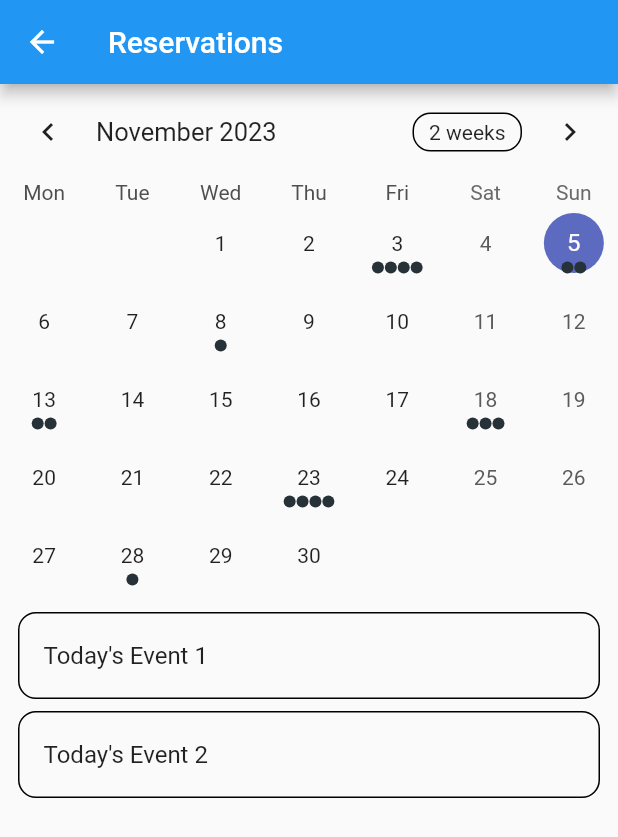
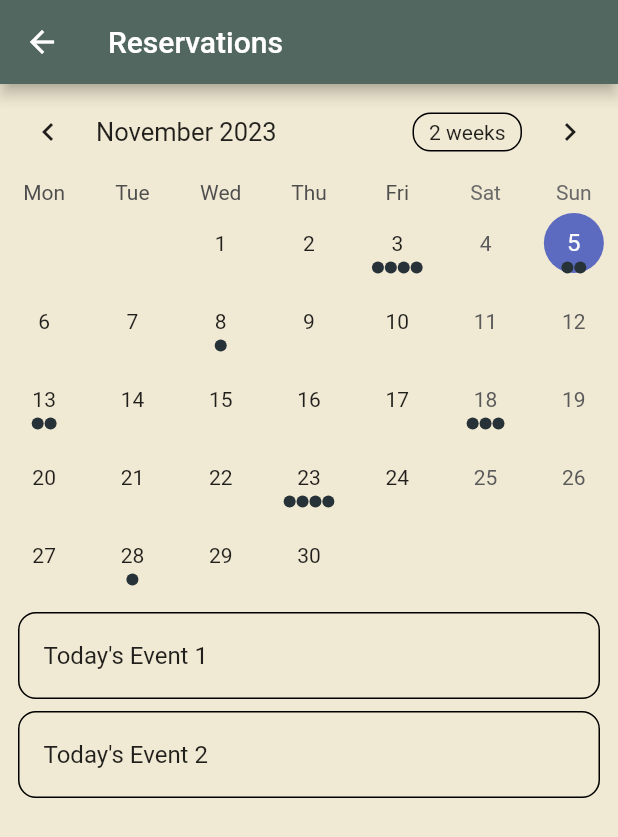
Before and after one commit to vidaang/Reserv, a Flutter app: the ReservationsPage screen opened directly, on a phone screen of 412 x 824 dp. Shown: the top 837 px of the screen. Run offline on Flutter 3.47's test engine with Material 2 defaults, Android fonts, the phone set to English and light mode, and no system bars; drawn by our look-alikes of table_calendar; our stand-ins replace google_fonts.

Commit message:
Changed styling

```diff
--- a/frontend_mobile/reserv_mobile_app/lib/screens/reservations.dart
+++ b/frontend_mobile/reserv_mobile_app/lib/screens/reservations.dart
@@ -8,7 +8,9 @@ class ReservationsPage extends StatelessWidget {
     @override
     Widget build(BuildContext context) {
         return Scaffold(
+            backgroundColor: Color(0xFFF0E9D3),
             appBar: AppBar(
+                backgroundColor: Color(0xFF526760),
                 title: const Text('Reservations'),
             ),
             body: ReservationsCalendar(),
--- a/frontend_mobile/reserv_mobile_app/lib/widgets/reservations/calendar.dart
+++ b/frontend_mobile/reserv_mobile_app/lib/widgets/reservations/calendar.dart
@@ -82,6 +82,7 @@ class _ReservationsCalendarState extends State<ReservationsCalendar> {
   @override
   Widget build(BuildContext context) {
     return Scaffold(
+      backgroundColor: Color(0xFFF0E9D3),
       body: Column(
         children: [
           TableCalendar<Event>(
```
